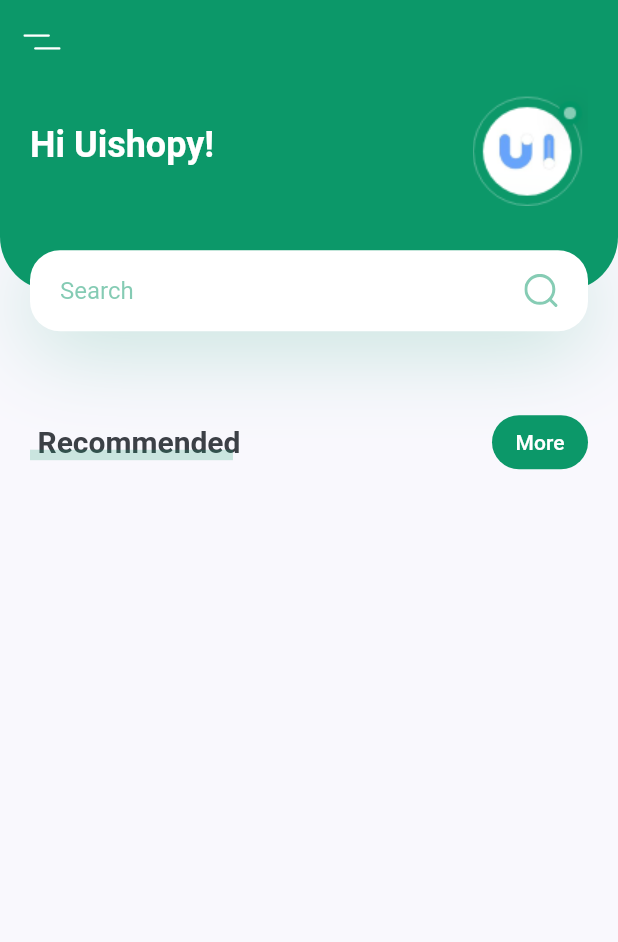
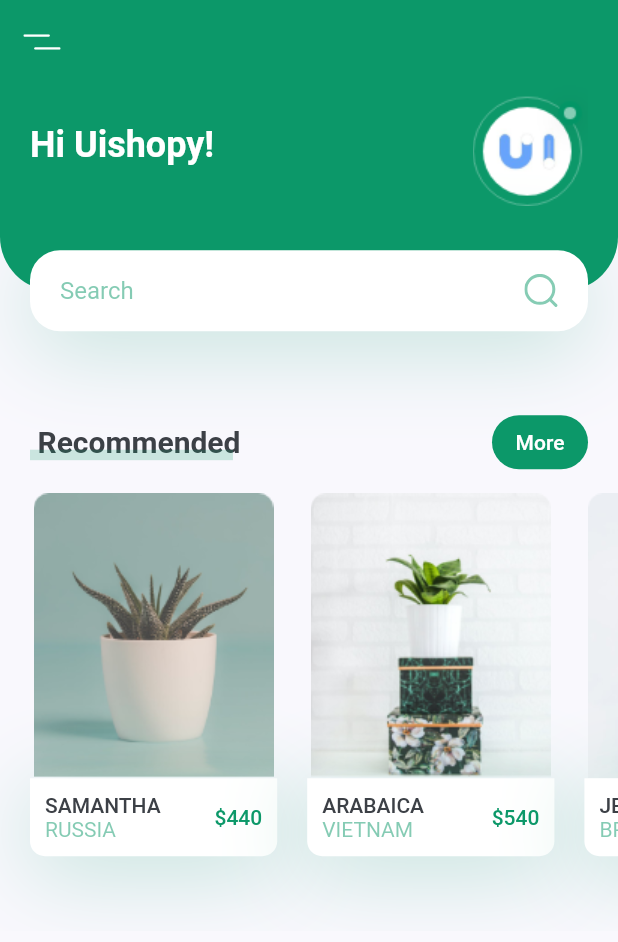
Before and after one commit to phhien203/plant_app_flutter_ui, a Flutter app: the screen it shows after launch, on a phone screen of 412 x 824 dp. Shown: the top 942 px of the screen. Run offline on Flutter 3.47's test engine with Material 2 defaults, Android fonts, the light colour scheme and no system bars; our stand-ins replace flutter_svg.

Commit message:
build recommend plants Widget

```diff
--- a/lib/screens/home/components/body.dart
+++ b/lib/screens/home/components/body.dart
@@ -1,6 +1,7 @@
 import 'package:flutter/material.dart';
 
 import 'header_with_searchbox.dart';
+import 'recommend_plants.dart';
 import 'title_with_more_button.dart';
 
 class Body extends StatelessWidget {
@@ -18,6 +19,7 @@
             title: "Recommended",
             press: () {},
           ),
+          RecommendPlants(),
         ],
       ),
     );
--- /dev/null
+++ b/lib/screens/home/components/recommend_plants.dart
@@ -0,0 +1,135 @@
+import 'package:flutter/material.dart';
+import 'package:plant_app_flutter_ui/constants.dart';
+
+class RecommendPlants extends StatelessWidget {
+  const RecommendPlants({
+    Key? key,
+  }) : super(key: key);
+
+  @override
+  Widget build(BuildContext context) {
+    return SingleChildScrollView(
+      scrollDirection: Axis.horizontal,
+      child: Row(
+        children: [
+          RecommendPlantCard(
+            title: "Samantha",
+            country: "Russia",
+            price: 440,
+            image: "assets/images/image_1.png",
+            press: () {},
+          ),
+          RecommendPlantCard(
+            title: "Arabaica",
+            country: "Vietnam",
+            price: 540,
+            image: "assets/images/image_2.png",
+            press: () {},
+          ),
+          RecommendPlantCard(
+            title: "Jest",
+            country: "Brazil",
+            price: 640,
+            image: "assets/images/image_3.png",
+            press: () {},
+          ),
+          RecommendPlantCard(
+            title: "Jasmine",
+            country: "Japan",
+            price: 740,
+            image: "assets/images/image_1.png",
+            press: () {},
+          ),
+          RecommendPlantCard(
+            title: "Alabama",
+            country: "Russia",
+            price: 840,
+            image: "assets/images/image_2.png",
+            press: () {},
+          ),
+        ],
+      ),
+    );
+  }
+}
+
+class RecommendPlantCard extends StatelessWidget {
+  const RecommendPlantCard({
+    Key? key,
+    required this.image,
+    required this.title,
+    required this.country,
+    required this.price,
+    required this.press,
+  }) : super(key: key);
+
+  final String image, title, country;
+  final int price;
+  final Function press;
+
+  @override
+  Widget build(BuildContext context) {
+    Size size = MediaQuery.of(context).size;
+    return Container(
+      margin: EdgeInsets.only(
+        left: kDefaultPadding,
+        top: kDefaultPadding / 2,
+        bottom: kDefaultPadding * 2.5,
+      ),
+      width: size.width * 0.4,
+      child: Column(
+        children: [
+          Image.asset(image),
+          GestureDetector(
+            onTap: () => press,
+            child: Container(
+              padding: EdgeInsets.all(kDefaultPadding / 2),
+              decoration: BoxDecoration(
+                color: Colors.white,
+                borderRadius: BorderRadius.only(
+                  bottomLeft: Radius.circular(10),
+                  bottomRight: Radius.circular(10),
+                ),
+                boxShadow: [
+                  BoxShadow(
+                    offset: Offset(0, 10),
+                    blurRadius: 50,
+                    color: kPrimaryColor.withOpacity(0.23),
+                  )
+                ],
+              ),
+              child: Row(
+                children: [
+                  RichText(
+                    text: TextSpan(
+                      children: [
+                        TextSpan(
+                          text: "$title\n".toUpperCase(),
+                          style: Theme.of(context).textTheme.button,
+                        ),
+                        TextSpan(
+                          text: "$country".toUpperCase(),
+                          style: TextStyle(
+                            color: kPrimaryColor.withOpacity(0.5),
+                          ),
+                        ),
+                      ],
+                    ),
+                  ),
+                  Spacer(),
+                  Text(
+                    "\$$price",
+                    style: Theme.of(context)
+                        .textTheme
+                        .button
+                        ?.copyWith(color: kPrimaryColor),
+                  ),
+                ],
+              ),
+            ),
+          ),
+        ],
+      ),
+    );
+  }
+}
```
